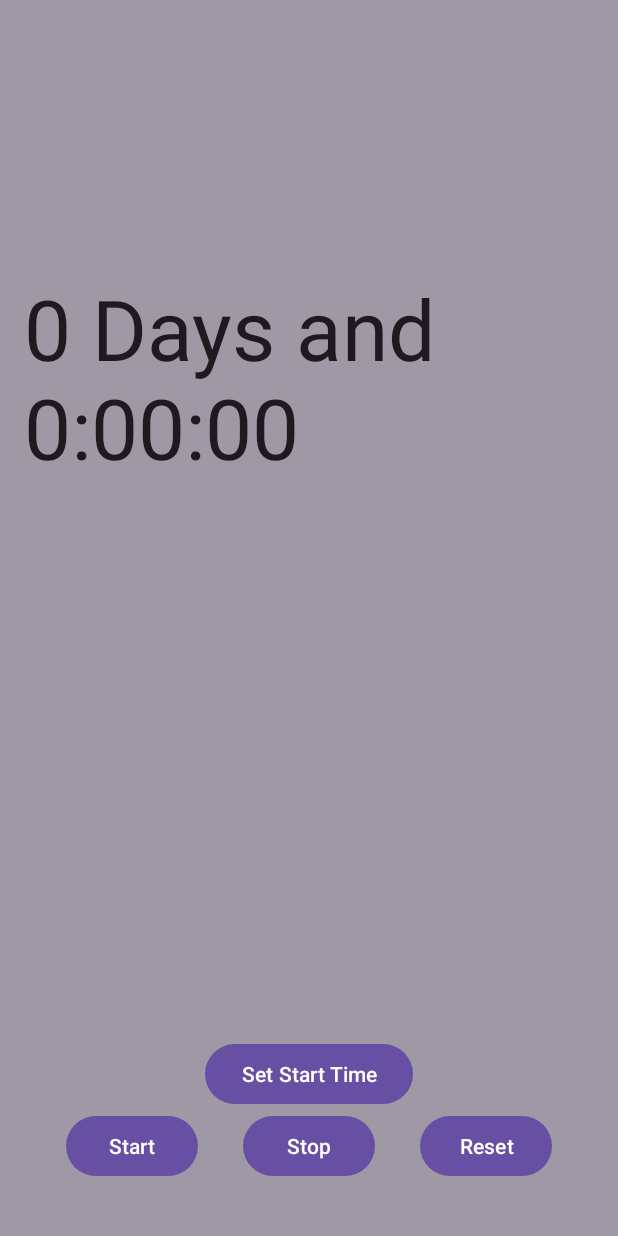
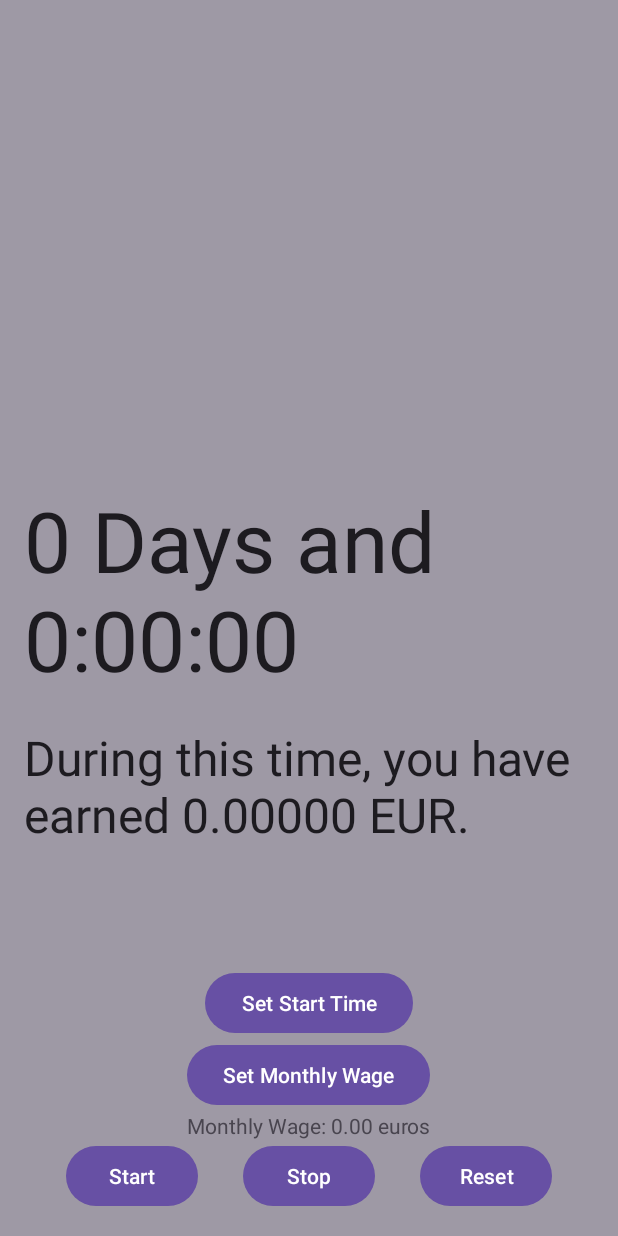
Before and after one commit to NitroCorgi/wagewatch, an Android app: the screen it shows after launch (StopwatchActivity), on a phone screen of 412 x 824 dp. Run offline under Robolectric (Android 15) with nearby library versions, the phone set to English and light mode, and no system bars.

Commit message:
Added "wage clock"

```diff
--- a/app/src/main/java/com/example/grindset/StopwatchActivity.java
+++ b/app/src/main/java/com/example/grindset/StopwatchActivity.java
@@ -1,15 +1,20 @@
 package com.example.grindset;
 
+import android.app.AlertDialog;
 import android.app.DatePickerDialog;
 import android.app.TimePickerDialog;
+import android.content.DialogInterface;
 import android.os.Handler;
 import android.view.View;
 import android.os.Bundle;
 
+import java.time.LocalDate;
 import java.util.Calendar;
 import java.util.Locale;
 
+import android.widget.Button;
 import android.widget.DatePicker;
+import android.widget.EditText;
 import android.widget.TextView;
 import android.widget.TimePicker;
 
@@ -28,11 +33,25 @@ public class StopwatchActivity extends AppCompatActivity {
 
     private Calendar startTime;
 
+    private double monthlyWageEuro = 0.0;
+
+    private final int daysOfCurrentMonth = getDaysOfCurrentMonth();
+
     @Override
     protected void onCreate(Bundle savedInstanceState)
     {
         super.onCreate(savedInstanceState);
         setContentView(R.layout.activity_stopwatch);
+
+        Button setWageButton = findViewById(R.id.setWageButton);
+
+        setWageButton.setOnClickListener(new View.OnClickListener() {
+            @Override
+            public void onClick(View v) {
+                onClickSetWage();
+            }
+        });
+
         if (savedInstanceState != null) {
 
             // Get the previous state of the stopwatch
@@ -47,6 +66,7 @@ public class StopwatchActivity extends AppCompatActivity {
             wasRunning
                     = savedInstanceState
                     .getBoolean("wasRunning");
+            monthlyWageEuro = savedInstanceState.getDouble("monthlyWageEuro");
 
             startTime = (Calendar) savedInstanceState.getSerializable("startTime");
         }
@@ -65,6 +85,7 @@ public class StopwatchActivity extends AppCompatActivity {
                 .putBoolean("running", running);
         savedInstanceState
                 .putBoolean("wasRunning", wasRunning);
+        savedInstanceState.putDouble("monthlyWageEuro", monthlyWageEuro);
         savedInstanceState.putSerializable("startTime", startTime);
     }
 
@@ -140,6 +161,58 @@ public class StopwatchActivity extends AppCompatActivity {
         }, currentDateAndTime.get(Calendar.YEAR), currentDateAndTime.get(Calendar.MONTH), currentDateAndTime.get(Calendar.DAY_OF_MONTH)).show();
     }
 
+    public void onClickSetWage() {
+        // Create an AlertDialog with an EditText field for numeric input
+        final EditText input = new EditText(this);
+        input.setInputType(android.text.InputType.TYPE_CLASS_NUMBER | android.text.InputType.TYPE_NUMBER_FLAG_DECIMAL);
+
+        AlertDialog.Builder builder = new AlertDialog.Builder(this);
+        builder.setTitle("Enter Monthly Wage (Euro)")
+                .setView(input)
+                .setPositiveButton("OK", new DialogInterface.OnClickListener() {
+                    public void onClick(DialogInterface dialog, int whichButton) {
+                        String wageStr = input.getText().toString();
+                        try {
+                            monthlyWageEuro = Double.parseDouble(wageStr);
+                            updateWageTextView();
+                        } catch (NumberFormatException e) {
+                            // Handle if the entered wage is not a valid number
+                            e.printStackTrace();
+                        }
+                    }
+                })
+                .setNegativeButton("Cancel", new DialogInterface.OnClickListener() {
+                    public void onClick(DialogInterface dialog, int whichButton) {
+                        // Canceled.
+                    }
+                })
+                .show();
+    }
+
+    private void updateWageTextView() {
+        // Format the monthly wage string
+        String wageText = String.format(Locale.getDefault(), "Monthly Wage: %.2f euros", monthlyWageEuro);
+
+        // Set the formatted text to the TextView
+        TextView wageTextView = findViewById(R.id.wageTextView);
+        wageTextView.setText(wageText);
+    }
+
+    private int getDaysOfCurrentMonth() {
+        // Get the current date
+        Calendar calendar = Calendar.getInstance();
+        int currentMonth = calendar.get(Calendar.MONTH);
+
+        // Set the calendar to the first day of the next month
+        calendar.set(Calendar.MONTH, currentMonth + 1);
+        calendar.set(Calendar.DAY_OF_MONTH, 1);
+
+        // Subtracting one day gets us the last day of the current month
+        calendar.add(Calendar.DATE, -1);
+        return calendar.get(Calendar.DAY_OF_MONTH);
+    }
+
+
     // Sets the NUmber of seconds on the timer.
     // The runTimer() method uses a Handler
     // to increment the seconds and
@@ -195,6 +268,13 @@ public class StopwatchActivity extends AppCompatActivity {
                 // Set the text view text.
                 timeView.setText(time);
 
+                double earnedWage = (monthlyWageEuro / (daysOfCurrentMonth * 86400)) * seconds;
+                String wageEarnedText = String.format(Locale.getDefault(), "During this time, you have earned %.5f EUR.", earnedWage);
+
+                // Set the formatted text to the TextView
+                TextView moneyEarnedTextView = findViewById(R.id.moneyEarnedTextView);
+                moneyEarnedTextView.setText(wageEarnedText);
+
                 // If running is true, increment the
                 // seconds variable.
                 if (running) {
--- a/app/src/main/res/layout/activity_stopwatch.xml
+++ b/app/src/main/res/layout/activity_stopwatch.xml
@@ -27,8 +27,18 @@
         android:layout_height="wrap_content"
         android:layout_gravity="center_horizontal"
         android:textAppearance="@android:style/TextAppearance.Large"
-        android:layout_marginBottom="300dp"
+        android:layout_marginBottom="20dp"
         android:textSize="56sp" />
+
+    <TextView
+        android:id="@+id/moneyEarnedTextView"
+        android:layout_width="wrap_content"
+        android:layout_height="wrap_content"
+        android:layout_gravity="center_horizontal"
+        android:textAppearance="@android:style/TextAppearance.Large"
+        android:text="During this time, you have earned 0.00 EUR"
+        android:layout_marginBottom="10dp"
+        android:textSize="32sp" />
 
     <Button
         android:id="@+id/set_button"
@@ -39,6 +49,30 @@
         android:onClick="onClickSetStartTime"
         android:text="@string/set" />
 
+    <Button
+        android:id="@+id/setWageButton"
+        android:layout_width="wrap_content"
+        android:layout_height="wrap_content"
+        android:text="Set Monthly Wage"
+        android:onClick="onClickSetWage" />
+
+    <EditText
+        android:id="@+id/wageInputField"
+        android:layout_width="wrap_content"
+        android:layout_height="wrap_content"
+        android:inputType="numberDecimal"
+        android:visibility="gone"
+        android:layout_below="@id/setWageButton"/>
+
+    <TextView
+        android:id="@+id/wageTextView"
+        android:layout_width="wrap_content"
+        android:layout_height="wrap_content"
+        android:text="Monthly Wage: 0.00 euros"
+        android:layout_below="@id/wageInputField"/>
+
+
+
     <LinearLayout android:layout_width="wrap_content"
         android:layout_height="wrap_content"
         android:orientation="horizontal">
@@ -48,7 +82,7 @@
             android:layout_width="wrap_content"
             android:layout_height="wrap_content"
             android:layout_gravity="center_horizontal"
-            android:layout_marginTop="20dp"
+            android:layout_marginTop="0dp"
             android:onClick="onClickStart"
             android:text="@string/start" />
 
--- a/app/src/main/res/values/strings.xml
+++ b/app/src/main/res/values/strings.xml
@@ -5,4 +5,5 @@
     <string name="reset">Reset</string>
     <string name="set">Set Start Time</string>
     <string name="Intro">Since %1$s, this much time has passed:</string>
+    <string name="Money">During this time, you have earned: %1$d EUR</string>
 </resources>
```
